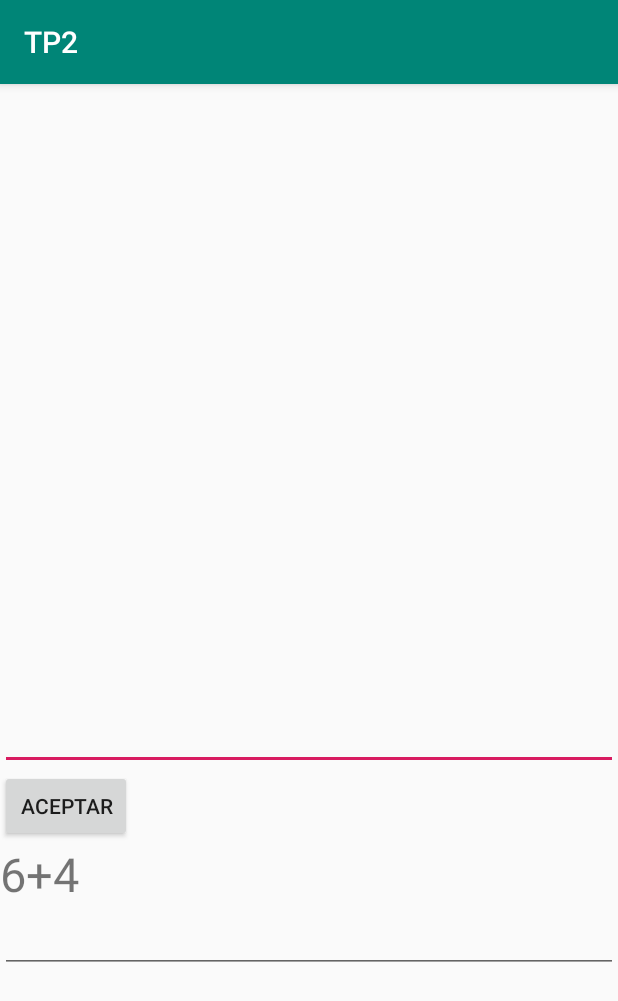
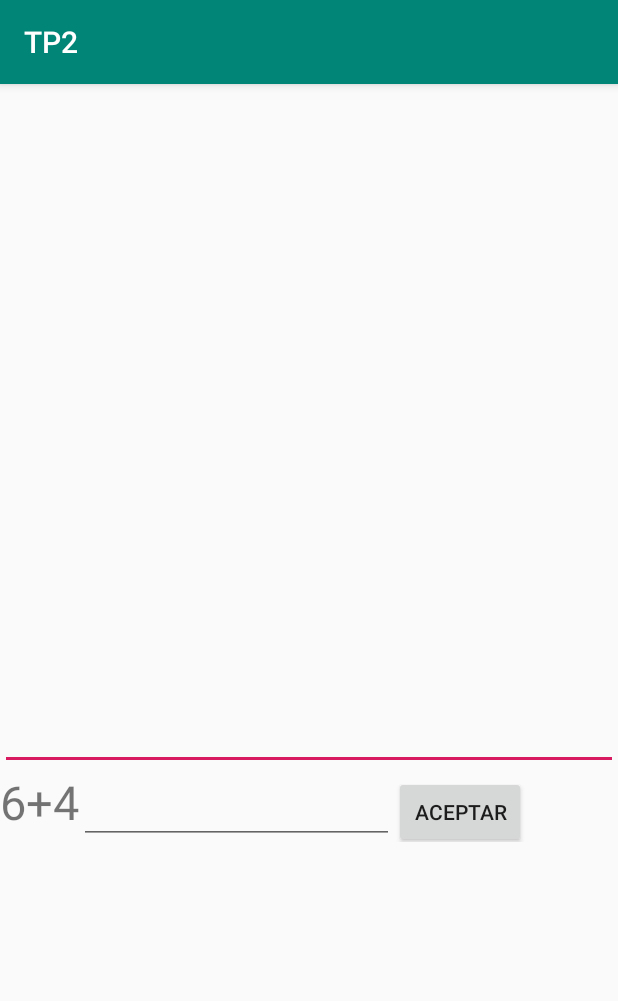
Before and after one commit to BlueTheDuck/ORT_DAI_TP2, an Android app: the screen it shows after launch (MainActivity), on a phone screen of 412 x 824 dp. Shown: the top 1001 px of the screen. Run offline under Robolectric (Android 15) with nearby library versions, the phone set to English and light mode, and no system bars.

Commit message:
Added activity

```diff
--- a/app/src/main/AndroidManifest.xml
+++ b/app/src/main/AndroidManifest.xml
@@ -9,6 +9,7 @@
         android:roundIcon="@mipmap/ic_launcher_round"
         android:supportsRtl="true"
         android:theme="@style/AppTheme">
+        <activity android:name=".scoreboard"></activity>
         <activity android:name=".MainActivity">
             <intent-filter>
                 <action android:name="android.intent.action.MAIN" />
--- a/app/src/main/res/layout/activity_main.xml
+++ b/app/src/main/res/layout/activity_main.xml
@@ -1,5 +1,5 @@
 <?xml version="1.0" encoding="utf-8"?>
-<LinearLayout
+<LinearLayout xmlns:tools="http://schemas.android.com/tools"
     android:layout_height="match_parent"
     android:layout_width="match_parent"
     android:orientation="vertical"
@@ -105,19 +105,26 @@
             android:layout_width="match_parent"
             android:layout_height="wrap_content"
             android:id="@+id/name"/>
-        <Button
+        <LinearLayout
             android:layout_width="wrap_content"
             android:layout_height="wrap_content"
-            android:text="Aceptar"/>
+            android:id="@+id/captchaLayout">
             <TextView
                 android:layout_width="wrap_content"
                 android:layout_height="wrap_content"
                 android:text="1 + 1 = "
                 android:id="@+id/random"
                 android:textSize="14pt"/>
+
             <EditText
-            android:layout_width="match_parent"
+                android:id="@+id/captcha"
+                android:layout_width="210dp"
+                android:layout_height="wrap_content" />
+            <Button
+                android:layout_width="wrap_content"
                 android:layout_height="wrap_content"
-            android:id="@+id/captcha"/>
+                android:onClick="Checkchaptcha"
+                android:text="Aceptar"/>
         </LinearLayout>
     </LinearLayout>
+</LinearLayout>
```
Also changed, not shown: app/src/main/java/com/ducklings_corp/tp2/MainActivity.java (+41 -33 lines), app/src/main/java/com/ducklings_corp/tp2/scoreboard.java (added, +13 -0 lines), app/src/main/res/layout/activity_scoreboard.xml (added, +9 -0 lines). Lines whose indentation alone changed are shown as unchanged.
